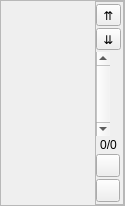
Above: src/datawidgetinterface.ui from IoeCmcomc/MCDatapacker before the change. Below: the same form after it.
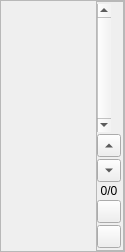
That is the form after the change. Icons and pictures are not drawn.

Patch:
```diff
--- a/src/datawidgetinterface.ui
+++ b/src/datawidgetinterface.ui
@@ -7,7 +7,7 @@
     <x>0</x>
     <y>0</y>
     <width>125</width>
-    <height>206</height>
+    <height>252</height>
    </rect>
   </property>
   <property name="mouseTracking">
@@ -61,7 +61,7 @@
         <x>0</x>
         <y>0</y>
         <width>85</width>
-        <height>204</height>
+        <height>250</height>
        </rect>
       </property>
      </widget>
@@ -91,20 +91,6 @@
       <property name="bottomMargin">
        <number>2</number>
       </property>
-      <item>
-       <widget class="QToolButton" name="moveUpBtn">
-        <property name="text">
-         <string>⇈</string>
-        </property>
-       </widget>
-      </item>
-      <item>
-       <widget class="QToolButton" name="moveDownBtn">
-        <property name="text">
-         <string>⇊</string>
-        </property>
-       </widget>
-      </item>
       <item>
        <widget class="QScrollBar" name="scrollBar">
         <property name="sizePolicy">
@@ -118,6 +104,32 @@
         </property>
        </widget>
       </item>
+      <item>
+       <widget class="QToolButton" name="prevBtn">
+        <property name="toolTip">
+         <string>Previous entry</string>
+        </property>
+        <property name="text">
+         <string/>
+        </property>
+        <property name="arrowType">
+         <enum>Qt::UpArrow</enum>
+        </property>
+       </widget>
+      </item>
+      <item>
+       <widget class="QToolButton" name="nextBtn">
+        <property name="toolTip">
+         <string>Next entry</string>
+        </property>
+        <property name="text">
+         <string/>
+        </property>
+        <property name="arrowType">
+         <enum>Qt::DownArrow</enum>
+        </property>
+       </widget>
+      </item>
       <item>
        <widget class="QLabel" name="label">
         <property name="text">
```
Left out of the diff: 12 changed lines with no effect on the pictures.
